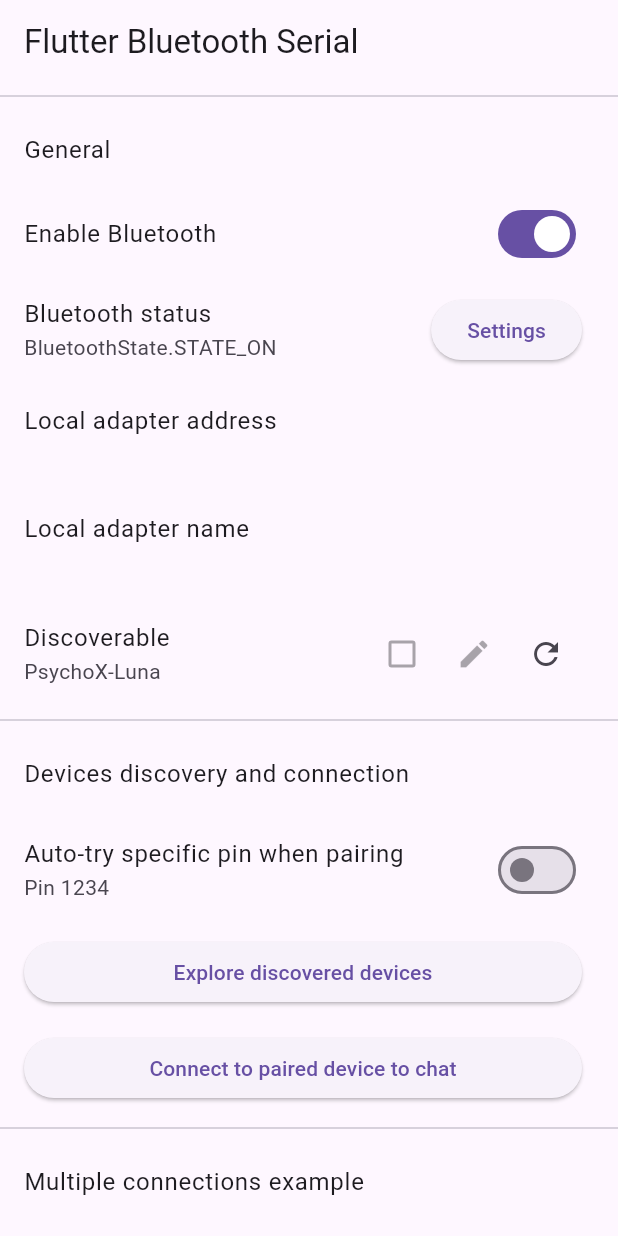
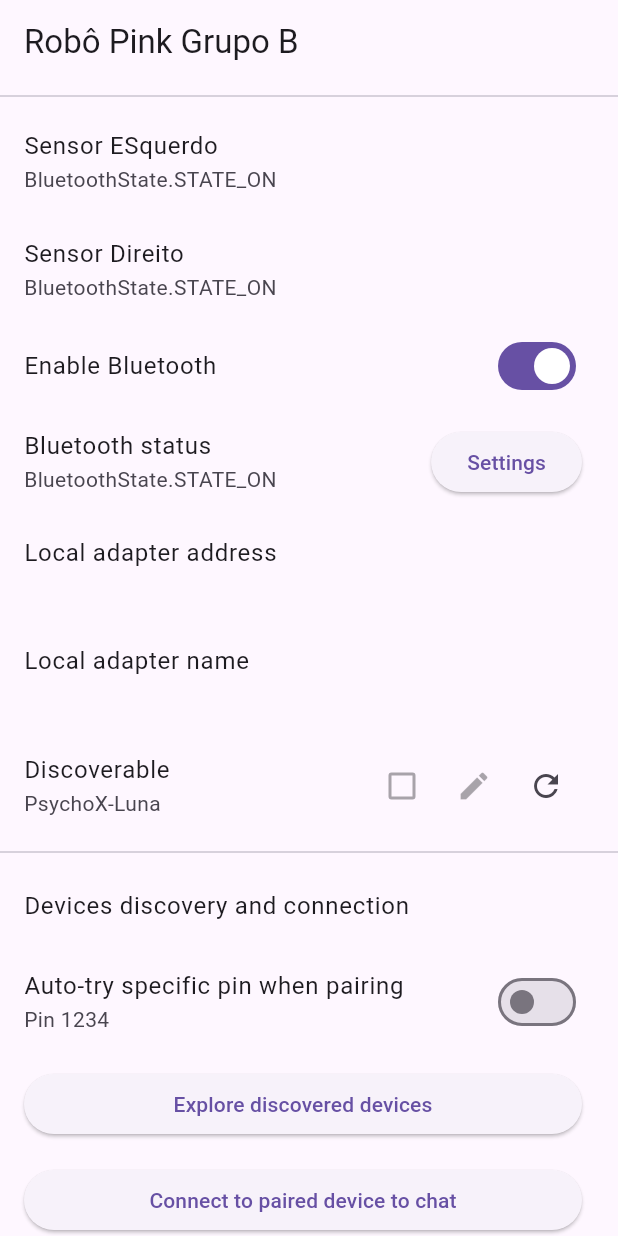
Before and after one commit to SofiaCouto/RoboPink_Lab3, a Flutter app: the screen it shows after launch, on a phone screen of 412 x 824 dp. Run offline on Flutter 3.47's test engine with Material 3 defaults, Android fonts, the phone set to English and light mode, and no system bars; our stand-ins replace flutter_bluetooth_serial, get; missing offline and left inert: bluetooth_classic, flutter_joystick.

Commit message:
Nome sensores
Nome sensores direito e esquerdo

```diff
--- a/sofia/lib/MainPage.dart
+++ b/sofia/lib/MainPage.dart
@@ -1,8 +1,14 @@
 import 'dart:async';
+//import 'dart:js_interop';
 
 import 'package:flutter/material.dart';
 import 'package:flutter_bluetooth_serial/flutter_bluetooth_serial.dart';
 import 'package:scoped_model/scoped_model.dart';
+import 'package:flutter_joystick/flutter_joystick.dart';
+import 'package:get/get.dart';
+
+import 'package:sofia/object_detected.dart';
+
 
 import './BackgroundCollectedPage.dart';
 import './BackgroundCollectingTask.dart';
@@ -89,13 +95,27 @@ class _MainPage extends State<MainPage> {
   Widget build(BuildContext context) {
     return Scaffold(
       appBar: AppBar(
-        title: const Text('Flutter Bluetooth Serial'),
+        title: const Text('Robô Pink Grupo B'),
       ),
+
       body: Container(
+
         child: ListView(
           children: <Widget>[
             Divider(),
-            ListTile(title: const Text('General')),
+
+            ListTile(
+              title: const Text('Sensor ESquerdo'),
+              subtitle: Text(_bluetoothState.toString()),
+            ),
+
+             ListTile(
+              title: const Text('Sensor Direito'),
+              subtitle: Text(_bluetoothState.toString()),
+            ),
+
+
+
             SwitchListTile(
               title: const Text('Enable Bluetooth'),
               value: _bluetoothState.isEnabled,
@@ -355,3 +375,14 @@ class _MainPage extends State<MainPage> {
     }
   }
 }
+
+abstract class JoystickScreen extends StatelessWidget {
+  final JoystickController _joystickController = JoystickController();
+
+    JoystickScreen({super.key});
+
+ /* @override
+  Widget build(BuildContext context) {
+  } */
+
+}
```
Also changed, not shown: sofia/lib/card_device.dart (added, +24 -0 lines), sofia/lib/object_detected.dart (added, +25 -0 lines), sofia/pubspec.yaml (+13 -5 lines), sofia/pubspec.lock, 3 other files.
